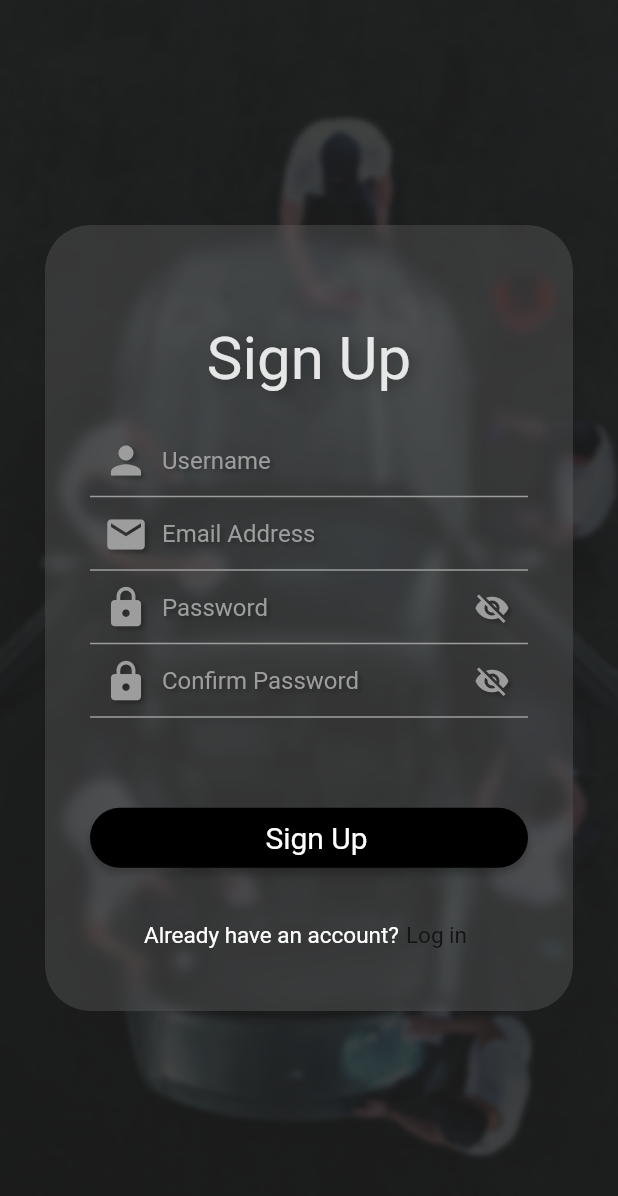
After one commit to DenisaFleancu26/CarWash, a Flutter app: the SignupScreen screen opened directly, on a phone screen of 412 x 824 dp. The commit adds this screen. Shown: the top 1196 px of the screen. Run offline on Flutter 3.47's test engine with Material 2 defaults, Android fonts, the phone set to English and light mode, and no system bars.

Commit message:
CARWASH-2 Created design for SignUp screen

```diff
--- /dev/null
+++ b/car_wash/lib/screens/signup_screen.dart
@@ -0,0 +1,234 @@
+import 'dart:ui';
+
+import 'package:car_wash/widgets/custom_button.dart';
+import 'package:flutter/material.dart';
+
+class SignupScreen extends StatefulWidget {
+  const SignupScreen({super.key});
+
+  @override
+  State<SignupScreen> createState() => _SignupScreenState();
+}
+
+class _SignupScreenState extends State<SignupScreen> {
+  bool _obscureText = true;
+  bool _obscureConfirm = true;
+  final TextEditingController _controllerUsername = TextEditingController();
+  final TextEditingController _controllerEmail = TextEditingController();
+  final TextEditingController _controllerPassword = TextEditingController();
+  final TextEditingController _controllerConfirmPassword =
+      TextEditingController();
+
+  Widget _entryField(
+      String title,
+      IconData iconData,
+      TextEditingController controller,
+      bool hasObscureText,
+      bool obscureText,
+      int nrField) {
+    return TextField(
+      obscureText: hasObscureText ? obscureText : false,
+      controller: controller,
+      style: const TextStyle(color: Colors.white),
+      decoration: InputDecoration(
+        hintText: title,
+        hintStyle: TextStyle(
+          color: const Color.fromARGB(255, 157, 157, 157),
+          shadows: [
+            Shadow(
+              offset: const Offset(2.0, 2.0),
+              blurRadius: 3.0,
+              color: Colors.black.withOpacity(0.25),
+            ),
+          ],
+        ),
+        enabledBorder: const UnderlineInputBorder(
+          borderSide: BorderSide(color: Color.fromARGB(255, 157, 157, 157)),
+        ),
+        focusedBorder: const UnderlineInputBorder(
+            borderSide: BorderSide(color: Color.fromARGB(255, 29, 29, 29))),
+        prefixIcon: Icon(
+          iconData,
+          color: const Color.fromARGB(255, 157, 157, 157),
+          size: 30,
+          shadows: [
+            Shadow(
+              offset: const Offset(2.0, 2.0),
+              blurRadius: 3.0,
+              color: Colors.black.withOpacity(0.25),
+            ),
+          ],
+        ),
+        contentPadding: const EdgeInsets.all(15),
+        suffixIcon: Visibility(
+          visible: hasObscureText,
+          child: GestureDetector(
+            onTap: () {
+              setState(() {
+                switch (nrField) {
+                  case 1:
+                    _obscureText = !_obscureText;
+                    obscureText = _obscureText;
+                    break;
+                  case 2:
+                    _obscureConfirm = !_obscureConfirm;
+                    obscureText = _obscureConfirm;
+                    break;
+                }
+              });
+            },
+            child: Icon(
+              obscureText ? Icons.visibility_off : Icons.visibility,
+              color: const Color.fromARGB(255, 157, 157, 157),
+              shadows: [
+                Shadow(
+                  offset: const Offset(2.0, 2.0),
+                  blurRadius: 3.0,
+                  color: Colors.black.withOpacity(0.25),
+                ),
+              ],
+            ),
+          ),
+        ),
+      ),
+    );
+  }
+
+  @override
+  Widget build(BuildContext context) {
+    return Scaffold(
+      body: SingleChildScrollView(
+        child: Container(
+          height: MediaQuery.of(context).size.height,
+          width: MediaQuery.of(context).size.width,
+          decoration: const BoxDecoration(
+              image: DecorationImage(
+            image: AssetImage("assets/images/background.png"),
+            fit: BoxFit.cover,
+          )),
+          child: Padding(
+            padding: const EdgeInsets.symmetric(horizontal: 30, vertical: 150),
+            child: ClipRRect(
+              borderRadius: BorderRadius.circular(30),
+              child: BackdropFilter(
+                filter: ImageFilter.blur(
+                  sigmaX: 4,
+                  sigmaY: 4,
+                ),
+                child: Container(
+                  padding: const EdgeInsets.only(),
+                  decoration: const BoxDecoration(
+                    borderRadius: BorderRadius.all(Radius.circular(30)),
+                    color: Color.fromARGB(70, 122, 122, 122),
+                  ),
+                  child: Column(
+                    crossAxisAlignment: CrossAxisAlignment.center,
+                    mainAxisAlignment: MainAxisAlignment.center,
+                    children: [
+                      const SizedBox(height: 30),
+                      Text(
+                        "Sign Up",
+                        style: TextStyle(
+                          color: const Color.fromARGB(223, 255, 255, 255),
+                          fontSize: 40,
+                          shadows: [
+                            Shadow(
+                              offset: const Offset(3.0, 3.0),
+                              blurRadius: 10.0,
+                              color: Colors.black.withOpacity(0.30),
+                            ),
+                          ],
+                        ),
+                      ),
+                      const SizedBox(height: 20),
+                      Padding(
+                        padding: const EdgeInsets.symmetric(
+                          horizontal: 30,
+                        ),
+                        child: _entryField('Username', Icons.person,
+                            _controllerUsername, false, false, 0),
+                      ),
+                      Padding(
+                        padding: const EdgeInsets.symmetric(
+                          horizontal: 30,
+                        ),
+                        child: _entryField('Email Address', Icons.email,
+                            _controllerEmail, false, false, 0),
+                      ),
+                      Padding(
+                        padding: const EdgeInsets.symmetric(
+                          horizontal: 30,
+                        ),
+                        child: _entryField('Password', Icons.lock,
+                            _controllerPassword, true, _obscureText, 1),
+                      ),
+                      Padding(
+                        padding: const EdgeInsets.symmetric(
+                          horizontal: 30,
+                        ),
+                        child: _entryField(
+                            'Confirm Password',
+                            Icons.lock,
+                            _controllerConfirmPassword,
+                            true,
+                            _obscureConfirm,
+                            2),
+                      ),
+                      const SizedBox(height: 50),
+                      Padding(
+                        padding: const EdgeInsets.symmetric(
+                          horizontal: 15,
+                        ),
+                        child: CustomButton(
+                          onTap: () => {},
+                          withGradient: false,
+                          text: "Sign Up",
+                          rowText: false,
+                          color: const Color.fromARGB(255, 0, 0, 0),
+                          width: MediaQuery.of(context).size.width,
+                          height: 40,
+                        ),
+                      ),
+                      const SizedBox(height: 20),
+                      Padding(
+                          padding: const EdgeInsets.symmetric(
+                            horizontal: 15,
+                          ),
+                          child: Row(
+                            mainAxisAlignment: MainAxisAlignment.center,
+                            crossAxisAlignment: CrossAxisAlignment.center,
+                            children: [
+                              const Text(
+                                "Already have an account?",
+                                style: TextStyle(
+                                  color: Colors.white,
+                                  fontSize: 15,
+                                ),
+                              ),
+                              GestureDetector(
+                                onTap: () => {},
+                                child: const SizedBox(
+                                  height: 30,
+                                  width: 50,
+                                  child: Center(
+                                      child: Text(
+                                    "Log in",
+                                    style: TextStyle(
+                                        fontSize: 15,
+                                        color: Color.fromARGB(255, 19, 19, 19)),
+                                  )),
+                                ),
+                              ),
+                            ],
+                          ))
+                    ],
+                  ),
+                ),
+              ),
+            ),
+          ),
+        ),
+      ),
+    );
+  }
+}
--- a/car_wash/lib/widgets/custom_button.dart
+++ b/car_wash/lib/widgets/custom_button.dart
@@ -62,12 +62,7 @@ class CustomButton extends StatelessWidget {
               : Center(
                   child: Text(
                   text,
-                  style: TextStyle(
-                      fontWeight: FontWeight.bold,
-                      fontSize: 20,
-                      color: withGradient
-                          ? Colors.white
-                          : textColor ?? Colors.black),
+                  style: const TextStyle(fontSize: 20, color: Colors.white),
                 )),
         ),
       ),
```
Also changed, not shown: car_wash/assets/images/background.png (added).
